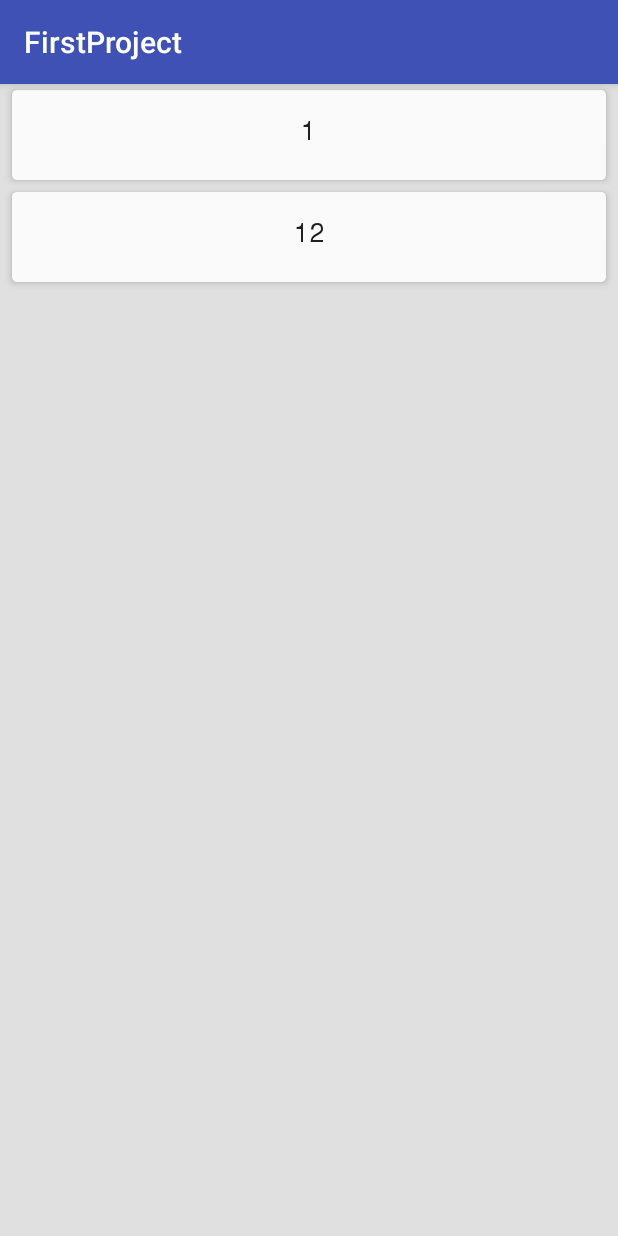
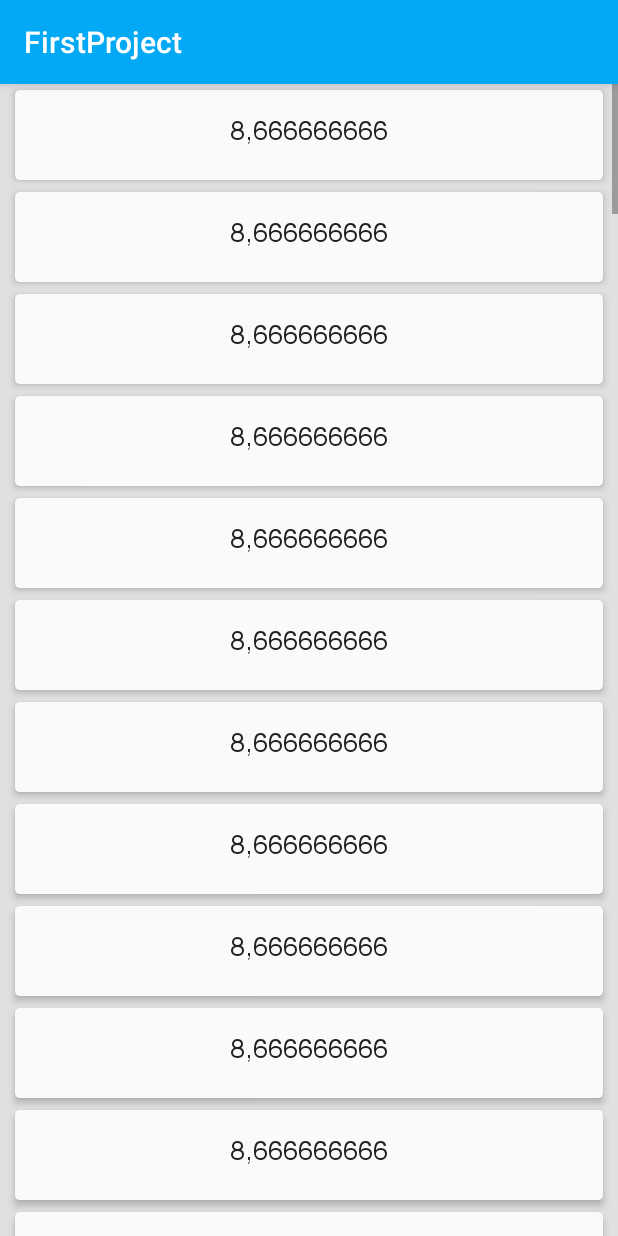
Before and after one commit to rezanazeri/FirstProject, an Android app: the fragment SecondFragment placed in its activity, on a phone screen of 412 x 824 dp. Run offline under Robolectric (Android 15) with nearby library versions, the phone set to English and light mode, and no system bars; pictures from the network do not load.

Commit message:
solve problem and finish project :)

```diff
--- a/app/src/main/java/ir/co/ts/firstproject/MainActivity.java
+++ b/app/src/main/java/ir/co/ts/firstproject/MainActivity.java
@@ -18,8 +18,11 @@ public class MainActivity extends AppCompatActivity implements FirstFragment.OnF
         setContentView(R.layout.activity_main);
         Toolbar toolbar = (Toolbar) findViewById(R.id.toolbar);
         setSupportActionBar(toolbar);
+//        StatusBarUtil.setColor(this, getResources().getColor(R.color.colorPrimaryDark), 0);
 
-        changeFragment(this, FirstFragment.newInstance(), false);
+        if (savedInstanceState == null) {
+            changeFragment(this, FirstFragment.newInstance(), false);
+        }
     }
 
     public void changeFragment(FragmentActivity context, Fragment fragment, boolean addToBackStack) {
--- a/app/src/main/java/ir/co/ts/firstproject/database/DataManager.java
+++ b/app/src/main/java/ir/co/ts/firstproject/database/DataManager.java
@@ -2,13 +2,63 @@ package ir.co.ts.firstproject.database;
 
 import java.util.LinkedList;
 import java.util.List;
+import java.util.Random;
 
 
 public class DataManager {
-    public static List<String> getSecondListData() {
+
+    public List<String> getSecondListData() {
         List<String> list = new LinkedList<>();
-        list.add("1");
-        list.add("12");
+        for (int i = 0; i < 100; ++i) {
+            String number = getRandomNumber(0, 20);
+            if (number != null && !number.isEmpty()) {
+                number = groupSameNumber(number);
+            }
+            list.add(number);
+        }
         return list;
     }
+
+    private String getRandomNumber(int minDigit, int maxDigit) {
+        int max = randInt(minDigit, maxDigit);
+        if (max == 0) {
+            return "";
+        }
+
+        StringBuilder stringBuilder = new StringBuilder(max);
+        stringBuilder.append(randInt(1, 9));
+
+        for (int i = 0; i < max - 1; ++i) {
+            int randomNum = randInt(0, 9);
+            stringBuilder.append(randomNum);
+        }
+
+        return stringBuilder.toString();
+    }
+
+    private int randInt(int min, int max) {
+        return new Random().nextInt((max - min) + 1) + min;
+    }
+
+    private String groupSameNumber(String number) {
+        StringBuilder groupedNum = new StringBuilder();
+        char preChar = number.charAt(0);
+        groupedNum.append(preChar);
+
+        final int size = number.length();
+        for (int i = 1; i < size; ++i) {
+            char n = number.charAt(i);
+            if (n == preChar) {
+                groupedNum.append(n);
+            } else {
+//                if ((i + 1) < size && number.charAt(i + 1) != n) {
+                    groupedNum.append(',');
+//                }
+                groupedNum.append(n);
+            }
+            preChar = n;
+        }
+
+        return groupedNum.toString();
+    }
 }
--- a/app/src/main/java/ir/co/ts/firstproject/fragments/FirstFragment.java
+++ b/app/src/main/java/ir/co/ts/firstproject/fragments/FirstFragment.java
@@ -1,9 +1,12 @@
 package ir.co.ts.firstproject.fragments;
 
 import android.content.Context;
+import android.net.ConnectivityManager;
+import android.net.NetworkInfo;
 import android.os.Bundle;
 import android.support.annotation.Nullable;
 import android.support.v4.app.Fragment;
+import android.support.v7.app.AlertDialog;
 import android.util.Log;
 import android.view.LayoutInflater;
 import android.view.View;
@@ -62,7 +65,16 @@ public class FirstFragment extends Fragment {
         imageView.setOnClickListener(imageViewClickListener);
         imageView.setOnLongClickListener(imageViewLongClickListener);
         initWebView(webView);
-        loadWebPage(webView, "https://google.com");
+        if (haveInternet(getActivity())) {
+            loadWebPage(webView, "https://google.com");
+        } else {
+            new AlertDialog.Builder(getActivity())
+                    .setTitle("توجه")
+                    .setMessage("لطفا به اینترنت متصل شوید")
+                    .setCancelable(true)
+                    .setPositiveButton("تایید", null)
+                    .show();
+        }
     }
 
     private void initWebView(WebView webView) {
@@ -89,6 +101,12 @@ public class FirstFragment extends Fragment {
                 .diskCacheStrategy(DiskCacheStrategy.RESULT)
                 .skipMemoryCache(false)
                 .into(imageView);
+    }
+
+    public static boolean haveInternet(Context context) {
+        ConnectivityManager connectivityManager = (ConnectivityManager) context.getSystemService(Context.CONNECTIVITY_SERVICE);
+        NetworkInfo activeNetworkInfo = connectivityManager.getActiveNetworkInfo();
+        return activeNetworkInfo != null && activeNetworkInfo.isConnected();
     }
 
     @Override
--- a/app/src/main/java/ir/co/ts/firstproject/fragments/SecondFragment.java
+++ b/app/src/main/java/ir/co/ts/firstproject/fragments/SecondFragment.java
@@ -8,9 +8,11 @@ import android.support.v4.app.Fragment;
 import android.support.v7.widget.DividerItemDecoration;
 import android.support.v7.widget.LinearLayoutManager;
 import android.support.v7.widget.RecyclerView;
+import android.util.Log;
 import android.view.LayoutInflater;
 import android.view.View;
 import android.view.ViewGroup;
+import android.widget.Toast;
 
 import java.util.LinkedList;
 import java.util.List;
@@ -44,13 +46,18 @@ public class SecondFragment extends Fragment {
         super.onViewCreated(view, savedInstanceState);
 
         recyclerView = (RecyclerView) view.findViewById(R.id.second_recyclerView);
-        initRecycler(getActivity(), recyclerView, R.layout.second_list_item, false);
 
-        UpdateTask task = new UpdateTask();
-        task.execute();
+        try {
+            initRecycler(getActivity(), recyclerView, R.layout.second_list_item, false);
+            UpdateTask task = new UpdateTask();
+            task.execute();
+        } catch (Exception e) {
+            e.printStackTrace();
+            Toast.makeText(getActivity(), "برنامه با خطا مواجه شد", Toast.LENGTH_SHORT).show();
+        }
     }
 
-    private void initRecycler(Context context, RecyclerView recyclerView, int rowLayout, boolean haveDivider) {
+    private void initRecycler(Context context, RecyclerView recyclerView, int rowLayout, boolean haveDivider) throws Exception {
         if (recyclerView != null) {
             recyclerView.setHasFixedSize(false);
             LinearLayoutManager layoutManager = new LinearLayoutManager(context, LinearLayoutManager.VERTICAL, false);
@@ -66,7 +73,7 @@ public class SecondFragment extends Fragment {
         }
     }
 
-    private void updateRecycler(RecyclerView recyclerView, List<?> list) {
+    private void updateRecycler(RecyclerView recyclerView, List<?> list) throws Exception {
         if (recyclerView != null) {
             SecondListAdapter adapter = (SecondListAdapter) recyclerView.getAdapter();
             adapter.setData(list);
@@ -114,12 +121,17 @@ public class SecondFragment extends Fragment {
 
         @Override
         protected List<?> doInBackground(Void... params) {
-            return DataManager.getSecondListData();
+            return new DataManager().getSecondListData();
         }
 
         @Override
         protected void onPostExecute(List<?> contacts) {
-            updateRecycler(recyclerView, contacts);
+            try {
+                updateRecycler(recyclerView, contacts);
+            } catch (Exception e) {
+                e.printStackTrace();
+                Toast.makeText(getActivity(), "برنامه با خطا مواجه شد", Toast.LENGTH_SHORT).show();
+            }
         }
     }
 
--- a/app/src/main/res/layout/activity_splash.xml
+++ b/app/src/main/res/layout/activity_splash.xml
@@ -5,7 +5,7 @@
     android:layout_height="match_parent"
     android:orientation="vertical"
     android:weightSum="10"
-    android:background="@color/amber300"
+    android:background="@color/lightblue500"
     android:gravity="center"
     tools:context="ir.co.ts.firstproject.SplashActivity">
 
--- a/app/src/main/res/layout/fragment_first.xml
+++ b/app/src/main/res/layout/fragment_first.xml
@@ -2,6 +2,7 @@
     xmlns:tools="http://schemas.android.com/tools"
     android:layout_width="match_parent"
     android:layout_height="match_parent"
+    android:background="@color/grey100"
     android:orientation="vertical"
     tools:context="ir.co.ts.firstproject.fragments.FirstFragment">
 
@@ -21,7 +22,8 @@
         android:layout_alignParentBottom="true"
         android:layout_centerVertical="true"
         android:layout_marginTop="10dp"
-        android:src="@drawable/material_design_icon"
-        android:layout_weight="1" />
+        android:layout_marginBottom="10dp"
+        android:layout_weight="1"
+         />
 
 </LinearLayout>
--- a/app/src/main/res/layout/fragment_second.xml
+++ b/app/src/main/res/layout/fragment_second.xml
@@ -9,6 +9,7 @@
     <android.support.v7.widget.RecyclerView
         android:id="@+id/second_recyclerView"
         android:layout_width="match_parent"
+        android:scrollbars="vertical"
         android:layout_height="match_parent" />
 
 </LinearLayout>
--- a/app/src/main/res/layout/second_list_item.xml
+++ b/app/src/main/res/layout/second_list_item.xml
@@ -5,8 +5,8 @@
     android:layout_width="match_parent"
     android:layout_height="wrap_content"
     android:layout_marginBottom="4dp"
-    android:layout_marginLeft="8dp"
-    android:layout_marginRight="8dp"
+    android:layout_marginLeft="10dp"
+    android:layout_marginRight="10dp"
     android:layout_marginTop="4dp"
     card_view:cardBackgroundColor="@color/grey50"
     card_view:cardCornerRadius="3dp"
@@ -21,7 +21,10 @@
             android:layout_width="wrap_content"
             android:layout_height="wrap_content"
             android:layout_centerInParent="true"
+            android:gravity="center"
             android:paddingBottom="13dp"
+            android:paddingLeft="16dp"
+            android:paddingRight="16dp"
             android:paddingTop="13dp"
             android:textColor="@color/grey900"
             android:textSize="18sp" />
--- a/app/src/main/res/values/colors.xml
+++ b/app/src/main/res/values/colors.xml
@@ -1,7 +1,7 @@
 <?xml version="1.0" encoding="utf-8"?>
 <resources>
-    <color name="colorPrimary">#3F51B5</color>
-    <color name="colorPrimaryDark">#303F9F</color>
+    <color name="colorPrimary">@color/lightblue500</color>
+    <color name="colorPrimaryDark">@color/lightblue700</color>
     <color name="colorAccent">#FF4081</color>
 
 
--- a/app/src/main/res/values/strings.xml
+++ b/app/src/main/res/values/strings.xml
@@ -1,7 +1,3 @@
 <resources>
     <string name="app_name">FirstProject</string>
-    <string name="action_settings">Settings</string>
-
-    <!-- TODO: Remove or change this placeholder text -->
-    <string name="hello_blank_fragment">Hello blank fragment</string>
 </resources>
```
Also changed, not shown: app/src/main/AndroidManifest.xml (+5 -4 lines), app/src/main/java/ir/co/ts/firstproject/SplashActivity.java (+17 -3 lines).
